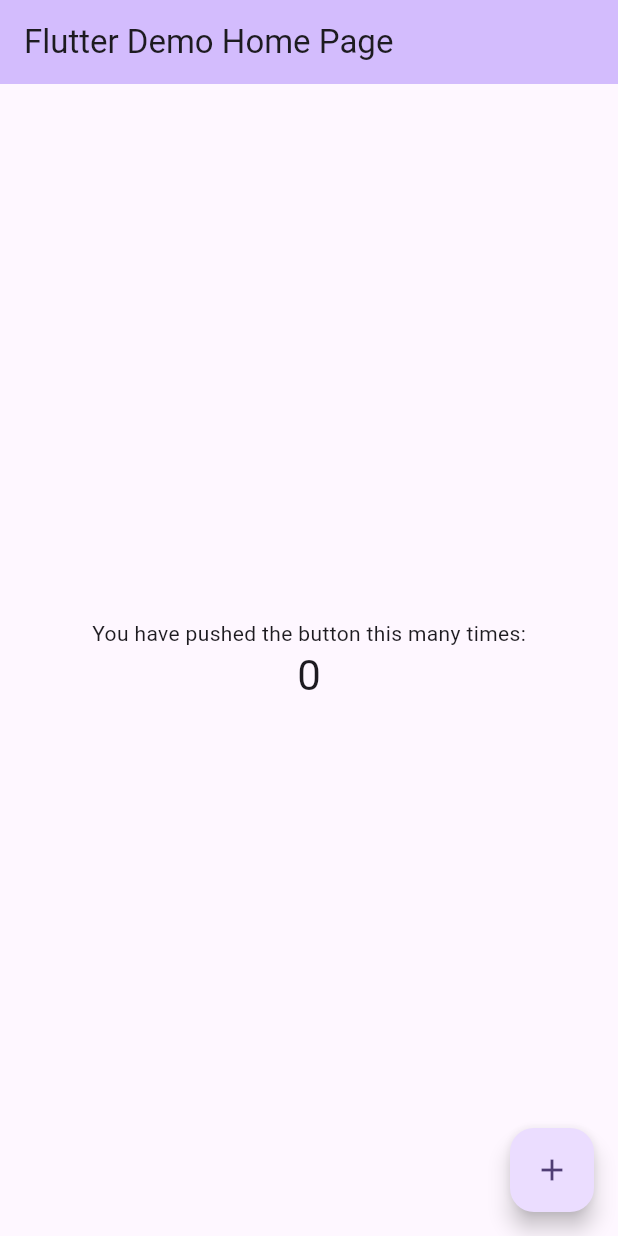
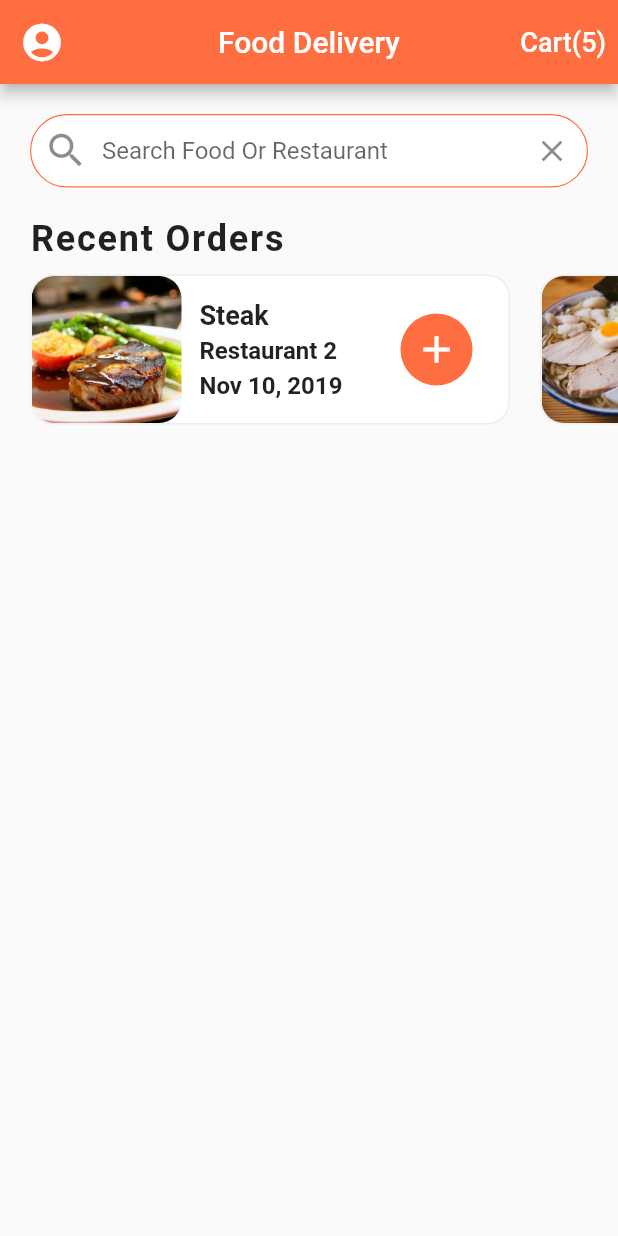
Before and after one commit to mobina-mvd/food_delivery_ui, a Flutter app: the screen it shows after launch, on a phone screen of 412 x 824 dp. Run offline on Flutter 3.47's test engine with Material 2 defaults, Android fonts, the phone set to English and light mode, and no system bars.

Commit message:
recent order in home screen have done

```diff
--- a/lib/main.dart
+++ b/lib/main.dart
@@ -1,4 +1,5 @@
 import 'package:flutter/material.dart';
+import 'package:food_delivery_ui/screens/home_screen.dart';
 
 void main() {
   runApp(const MyApp());
@@ -11,115 +12,22 @@ class MyApp extends StatelessWidget {
   @override
   Widget build(BuildContext context) {
     return MaterialApp(
-      title: 'Flutter Demo',
+      debugShowCheckedModeBanner: false,
+      title: 'Food Delivery UI',
       theme: ThemeData(
-        // This is the theme of your application.
-        //
-        // TRY THIS: Try running your application with "flutter run". You'll see
-        // the application has a blue toolbar. Then, without quitting the app,
-        // try changing the seedColor in the colorScheme below to Colors.green
-        // and then invoke "hot reload" (save your changes or press the "hot
-        // reload" button in a Flutter-supported IDE, or press "r" if you used
-        // the command line to start the app).
-        //
-        // Notice that the counter didn't reset back to zero; the application
-        // state is not lost during the reload. To reset the state, use hot
-        // restart instead.
-        //
-        // This works for code too, not just values: Most code changes can be
-        // tested with just a hot reload.
-        colorScheme: ColorScheme.fromSeed(seedColor: Colors.deepPurple),
-        useMaterial3: true,
+        scaffoldBackgroundColor: Colors.grey[50],
+        colorScheme: const ColorScheme.light(
+          primary: Colors.deepOrangeAccent,
+          onPrimary: Colors.white,
+        ),
+        textTheme: const TextTheme(
+          bodyMedium: TextStyle(
+            fontSize: 18,
+            fontWeight: FontWeight.w500,
+          ),
+        ),
       ),
-      home: const MyHomePage(title: 'Flutter Demo Home Page'),
+      home: const HomeScreen(),
     );
   }
 }
-
-class MyHomePage extends StatefulWidget {
-  const MyHomePage({super.key, required this.title});
-
-  // This widget is the home page of your application. It is stateful, meaning
-  // that it has a State object (defined below) that contains fields that affect
-  // how it looks.
-
-  // This class is the configuration for the state. It holds the values (in this
-  // case the title) provided by the parent (in this case the App widget) and
-  // used by the build method of the State. Fields in a Widget subclass are
-  // always marked "final".
-
-  final String title;
-
-  @override
-  State<MyHomePage> createState() => _MyHomePageState();
-}
-
-class _MyHomePageState extends State<MyHomePage> {
-  int _counter = 0;
-
-  void _incrementCounter() {
-    setState(() {
-      // This call to setState tells the Flutter framework that something has
-      // changed in this State, which causes it to rerun the build method below
-      // so that the display can reflect the updated values. If we changed
-      // _counter without calling setState(), then the build method would not be
-      // called again, and so nothing would appear to happen.
-      _counter++;
-    });
-  }
-
-  @override
-  Widget build(BuildContext context) {
-    // This method is rerun every time setState is called, for instance as done
-    // by the _incrementCounter method above.
-    //
-    // The Flutter framework has been optimized to make rerunning build methods
-    // fast, so that you can just rebuild anything that needs updating rather
-    // than having to individually change instances of widgets.
-    return Scaffold(
-      appBar: AppBar(
-        // TRY THIS: Try changing the color here to a specific color (to
-        // Colors.amber, perhaps?) and trigger a hot reload to see the AppBar
-        // change color while the other colors stay the same.
-        backgroundColor: Theme.of(context).colorScheme.inversePrimary,
-        // Here we take the value from the MyHomePage object that was created by
-        // the App.build method, and use it to set our appbar title.
-        title: Text(widget.title),
-      ),
-      body: Center(
-        // Center is a layout widget. It takes a single child and positions it
-        // in the middle of the parent.
-        child: Column(
-          // Column is also a layout widget. It takes a list of children and
-          // arranges them vertically. By default, it sizes itself to fit its
-          // children horizontally, and tries to be as tall as its parent.
-          //
-          // Column has various properties to control how it sizes itself and
-          // how it positions its children. Here we use mainAxisAlignment to
-          // center the children vertically; the main axis here is the vertical
-          // axis because Columns are vertical (the cross axis would be
-          // horizontal).
-          //
-          // TRY THIS: Invoke "debug painting" (choose the "Toggle Debug Paint"
-          // action in the IDE, or press "p" in the console), to see the
-          // wireframe for each widget.
-          mainAxisAlignment: MainAxisAlignment.center,
-          children: <Widget>[
-            const Text(
-              'You have pushed the button this many times:',
-            ),
-            Text(
-              '$_counter',
-              style: Theme.of(context).textTheme.headlineMedium,
-            ),
-          ],
-        ),
-      ),
-      floatingActionButton: FloatingActionButton(
-        onPressed: _incrementCounter,
-        tooltip: 'Increment',
-        child: const Icon(Icons.add),
-      ), // This trailing comma makes auto-formatting nicer for build methods.
-    );
-  }
-}
--- /dev/null
+++ b/lib/screens/home_screen.dart
@@ -0,0 +1,74 @@
+import 'package:flutter/material.dart';
+import 'package:food_delivery_ui/data/data.dart';
+import 'package:food_delivery_ui/screens/widgets/recent_order.dart';
+
+class HomeScreen extends StatefulWidget {
+  const HomeScreen({super.key});
+
+  @override
+  State<HomeScreen> createState() => _HomeScreenState();
+}
+
+class _HomeScreenState extends State<HomeScreen> {
+  @override
+  Widget build(BuildContext context) {
+    return Scaffold(
+      appBar: AppBar(
+        leading: IconButton(
+          onPressed: () {},
+          icon: const Icon(Icons.account_circle),
+          iconSize: 30,
+        ),
+        title: const Text('Food Delivery'),
+        centerTitle: true,
+        actions: [
+          TextButton(
+            onPressed: () {},
+            child: Text(
+              'Cart(${currentUser.cart.length})',
+              style: Theme.of(context)
+                  .textTheme
+                  .bodyMedium!
+                  .apply(color: Theme.of(context).colorScheme.onPrimary),
+            ),
+          ),
+        ],
+      ),
+      body: ListView(
+        children: [
+          Padding(
+            padding: const EdgeInsets.all(20.0),
+            child: TextField(
+              decoration: InputDecoration(
+                contentPadding: const EdgeInsets.symmetric(vertical: 15),
+                fillColor: Colors.white,
+                filled: true,
+                border: OutlineInputBorder(
+                  borderRadius: BorderRadius.circular(30),
+                  borderSide: const BorderSide(width: .8),
+                ),
+                enabledBorder: OutlineInputBorder(
+                  borderRadius: BorderRadius.circular(30),
+                  borderSide: BorderSide(
+                    width: .8,
+                    color: Theme.of(context).colorScheme.primary,
+                  ),
+                ),
+                hintText: 'Search Food Or Restaurant',
+                prefixIcon: const Icon(
+                  Icons.search,
+                  size: 30,
+                ),
+                suffixIcon: IconButton(
+                  onPressed: () {},
+                  icon: const Icon(Icons.clear),
+                ),
+              ),
+            ),
+          ),
+          RecentOrders(),
+        ],
+      ),
+    );
+  }
+}
--- /dev/null
+++ b/lib/screens/widgets/recent_order.dart
@@ -0,0 +1,123 @@
+import 'package:flutter/material.dart';
+import 'package:food_delivery_ui/data/data.dart';
+import 'package:food_delivery_ui/model/order.dart';
+
+class RecentOrders extends StatelessWidget {
+  const RecentOrders({super.key});
+
+  @override
+  Widget build(BuildContext context) {
+    return Column(
+      crossAxisAlignment: CrossAxisAlignment.start,
+      children: [
+        const Padding(
+          padding: EdgeInsets.symmetric(horizontal: 20),
+          child: Text(
+            'Recent Orders',
+            style: TextStyle(
+              fontSize: 24,
+              fontWeight: FontWeight.w600,
+              letterSpacing: 1.2,
+            ),
+          ),
+        ),
+        Container(
+          height: 120,
+          child: ListView.builder(
+            padding: const EdgeInsets.only(left: 10),
+            physics: const BouncingScrollPhysics(),
+            scrollDirection: Axis.horizontal,
+            itemCount: currentUser.orders.length,
+            itemBuilder: (BuildContext context, int index) {
+              final order = currentUser.orders[index];
+
+              return _recentOrderItem(context, order);
+            },
+          ),
+        ),
+      ],
+    );
+  }
+
+  Widget _recentOrderItem(BuildContext context, Order order) {
+    return Container(
+      margin: const EdgeInsets.all(10),
+      width: 320,
+      decoration: BoxDecoration(
+        color: Colors.white,
+        borderRadius: BorderRadius.circular(15),
+        border: Border.all(
+          width: 1,
+          color: Colors.grey.shade200,
+        ),
+      ),
+      child: Row(
+        children: [
+          ClipRRect(
+            borderRadius: BorderRadius.circular(15),
+            child: Image.asset(
+              order.food.imageUrl,
+              width: 100,
+              height: 100,
+              fit: BoxFit.cover,
+            ),
+          ),
+          Expanded(
+            child: Container(
+              margin: const EdgeInsets.all(12),
+              child: Column(
+                mainAxisAlignment: MainAxisAlignment.center,
+                crossAxisAlignment: CrossAxisAlignment.start,
+                children: [
+                  Text(
+                    order.food.name,
+                    style: const TextStyle(
+                      fontWeight: FontWeight.bold,
+                      fontSize: 18,
+                    ),
+                    overflow: TextOverflow.ellipsis,
+                  ),
+                  const SizedBox(height: 4),
+                  Text(
+                    order.restaurant.name,
+                    style: const TextStyle(
+                      fontWeight: FontWeight.w600,
+                      fontSize: 16,
+                      overflow: TextOverflow.ellipsis,
+                    ),
+                  ),
+                  const SizedBox(height: 4),
+                  Text(
+                    order.date,
+                    style: const TextStyle(
+                      fontWeight: FontWeight.w600,
+                      fontSize: 16,
+                      overflow: TextOverflow.ellipsis,
+                    ),
+                  ),
+                ],
+              ),
+            ),
+          ),
+          Container(
+            margin: const EdgeInsets.only(right: 24),
+            width: 48,
+            alignment: Alignment.center,
+            decoration: BoxDecoration(
+              shape: BoxShape.circle,
+              color: Theme.of(context).colorScheme.primary,
+            ),
+            child: IconButton(
+              onPressed: () {},
+              icon: const Icon(
+                Icons.add,
+                size: 30,
+                color: Colors.white,
+              ),
+            ),
+          ),
+        ],
+      ),
+    );
+  }
+}
```
Also changed, not shown: pubspec.yaml (+4 -6 lines).
